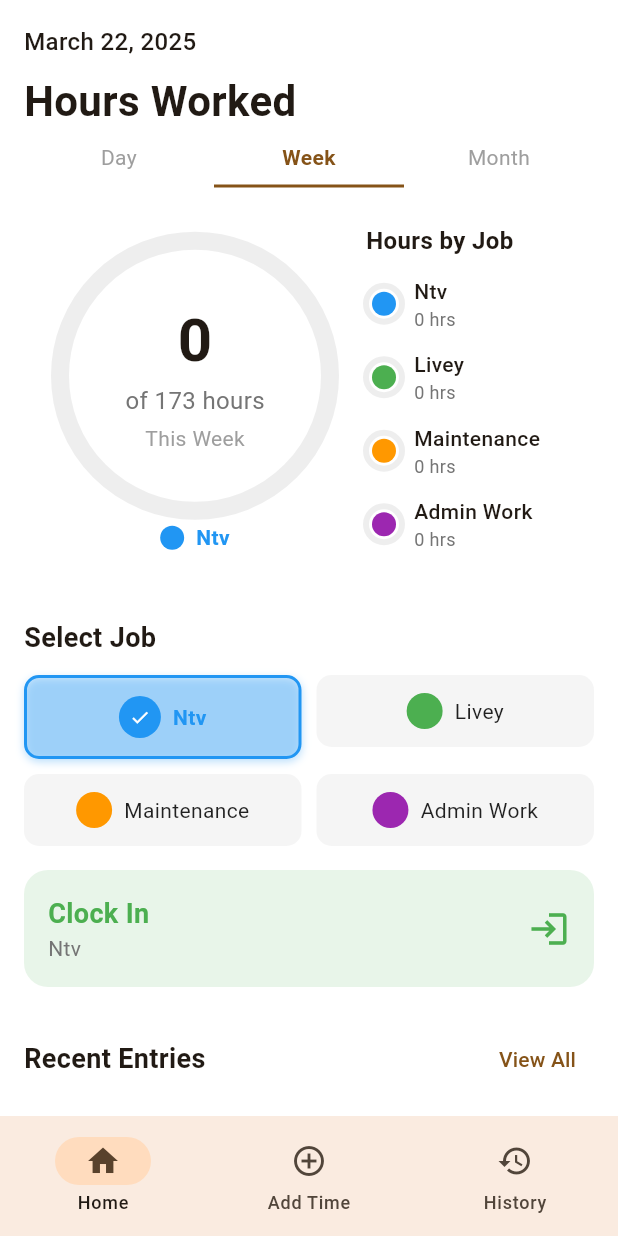
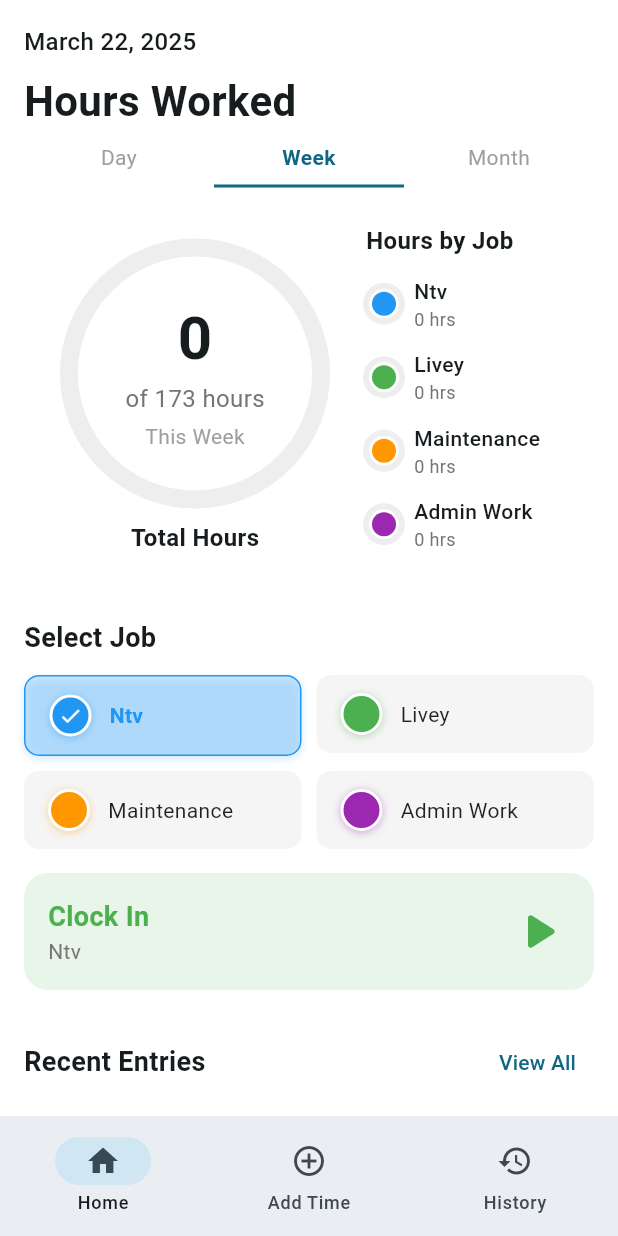
Before and after one commit to Joningvars/-vinnustund, a Flutter app: the screen it shows after launch, after a tap on "Week", on a phone screen of 412 x 824 dp. Run offline on Flutter 3.47's test engine with Material 3 defaults, Android fonts, the phone set to English and light mode, and no system bars; our stand-ins replace shared_preferences.

Commit message:
fix/total-hours-colors

```diff
--- a/lib/main.dart
+++ b/lib/main.dart
@@ -22,10 +22,11 @@ class MyApp extends StatelessWidget {
     return ChangeNotifierProvider(
       create: (_) => TimeClockProvider(),
       child: MaterialApp(
+        debugShowCheckedModeBanner: false,
         title: 'Time Clock',
         theme: ThemeData(
           colorScheme: ColorScheme.fromSeed(
-            seedColor: Colors.orange,
+            seedColor: Colors.blueGrey,
             brightness: Brightness.light,
           ),
           useMaterial3: true,
--- a/lib/screens/home_screen.dart
+++ b/lib/screens/home_screen.dart
@@ -78,30 +78,14 @@ class HomeScreen extends StatelessWidget {
 
               const SizedBox(height: 16),
 
-              // Clock in/out section with break button
-              Stack(
-                clipBehavior: Clip.none,
-                children: [
+              // Clock in/out section with integrated break button
               ClockButton(
                 isClockedIn: provider.isClockedIn,
+                isOnBreak: provider.isOnBreak,
                 selectedJob: provider.selectedJob,
                 onPressed:
-                        provider.isClockedIn
-                            ? provider.clockOut
-                            : provider.clockIn,
-                  ),
-
-                  // Break button (only visible when clocked in)
-                  if (provider.isClockedIn)
-                    Positioned(
-                      right: 0,
-                      bottom: -10,
-                      child: BreakButton(
-                        isOnBreak: provider.isOnBreak,
-                        onPressed: provider.toggleBreak,
-                      ),
-                    ),
-                ],
+                    provider.isClockedIn ? provider.clockOut : provider.clockIn,
+                onBreakPressed: provider.toggleBreak,
               ),
 
               const SizedBox(height: 24),
@@ -200,7 +184,7 @@ class HomeScreen extends StatelessWidget {
                     width: MediaQuery.of(context).size.width / 2 - 21,
                     padding: const EdgeInsets.symmetric(
                       vertical: 12,
-                      horizontal: 8,
+                      horizontal: 16,
                     ),
                     decoration: BoxDecoration(
                       color:
@@ -212,13 +196,13 @@ class HomeScreen extends StatelessWidget {
                       borderRadius: BorderRadius.circular(10),
                       border:
                           isSelected
-                              ? Border.all(color: job.color, width: 2)
+                              ? Border.all(color: job.color, width: 1)
                               : null,
                       boxShadow:
                           isSelected
                               ? [
                                 BoxShadow(
-                                  color: job.color.withOpacity(0.3),
+                                  color: job.color.withOpacity(0.2),
                                   blurRadius: 4,
                                   offset: const Offset(0, 2),
                                 ),
@@ -228,26 +212,34 @@ class HomeScreen extends StatelessWidget {
                     child: Opacity(
                       opacity: isDisabled && !isSelected ? 0.6 : 1.0,
                       child: Row(
-                        mainAxisAlignment: MainAxisAlignment.center,
                         children: [
-                          AnimatedContainer(
-                            duration: const Duration(milliseconds: 300),
-                            curve: Curves.easeInOut,
-                            child: CircleAvatar(
-                              backgroundColor: job.color,
-                              radius: isSelected ? 14 : 12,
+                          // Color circle with more space
+                          Container(
+                            width: 28,
+                            height: 28,
+                            decoration: BoxDecoration(
+                              color: job.color,
+                              shape: BoxShape.circle,
+                              border: Border.all(color: Colors.white, width: 2),
+                              boxShadow: [
+                                BoxShadow(
+                                  color: job.color.withOpacity(0.4),
+                                  blurRadius: 4,
+                                  offset: const Offset(0, 1),
+                                ),
+                              ],
+                            ),
                             child:
                                 isSelected
                                     ? const Icon(
                                       Icons.check,
                                       color: Colors.white,
-                                        size: 14,
+                                      size: 16,
                                     )
                                     : null,
                           ),
-                          ),
-                          const SizedBox(width: 8),
-                          Flexible(
+                          const SizedBox(width: 12),
+                          Expanded(
                             child: Text(
                               job.name,
                               style: TextStyle(
--- a/lib/widgets/clock/break_button.dart
+++ b/lib/widgets/clock/break_button.dart
@@ -15,27 +15,41 @@ class BreakButton extends StatelessWidget {
     return GestureDetector(
       onTap: onPressed,
       child: Container(
-        width: 60,
-        height: 60,
+        padding: const EdgeInsets.symmetric(horizontal: 16, vertical: 12),
         decoration: BoxDecoration(
-          color: isOnBreak ? Colors.amber : Colors.white,
-          shape: BoxShape.circle,
+          color: isOnBreak ? Colors.amber.shade100 : Colors.white,
+          borderRadius: BorderRadius.circular(12),
           border: Border.all(
-            color: isOnBreak ? Colors.amber.shade800 : Colors.amber,
-            width: 2,
+            color: isOnBreak ? Colors.amber : Colors.grey.shade300,
+            width: 1.5,
           ),
           boxShadow: [
             BoxShadow(
-              color: Colors.black.withOpacity(0.1),
+              color: Colors.black.withOpacity(0.05),
               blurRadius: 8,
               offset: const Offset(0, 2),
             ),
           ],
         ),
-        child: Icon(
-          isOnBreak ? Icons.play_arrow : Icons.pause,
-          color: isOnBreak ? Colors.white : Colors.amber,
-          size: 32,
+        child: Row(
+          mainAxisSize: MainAxisSize.min,
+          children: [
+            Icon(
+              isOnBreak ? Icons.pause_circle_filled : Icons.coffee,
+              color: isOnBreak ? Colors.amber.shade800 : Colors.amber.shade600,
+              size: 20,
+            ),
+            const SizedBox(width: 8),
+            Text(
+              isOnBreak ? 'End Break' : 'Take Break',
+              style: TextStyle(
+                color:
+                    isOnBreak ? Colors.amber.shade800 : Colors.amber.shade700,
+                fontWeight: FontWeight.w600,
+                fontSize: 14,
+              ),
+            ),
+          ],
         ),
       ),
     );
--- a/lib/widgets/clock/clock_button.dart
+++ b/lib/widgets/clock/clock_button.dart
@@ -5,14 +5,18 @@ import 'package:time_clock/providers/time_clock_provider.dart';
 
 class ClockButton extends StatelessWidget {
   final bool isClockedIn;
+  final bool isOnBreak;
   final Job? selectedJob;
   final VoidCallback onPressed;
+  final VoidCallback onBreakPressed;
 
   const ClockButton({
     super.key,
     required this.isClockedIn,
+    required this.isOnBreak,
     required this.selectedJob,
     required this.onPressed,
+    required this.onBreakPressed,
   });
 
   @override
@@ -30,7 +34,12 @@ class ClockButton extends StatelessWidget {
       child: Container(
         padding: const EdgeInsets.all(16),
         decoration: BoxDecoration(
-          color: isClockedIn ? Colors.red.shade50 : Colors.green.shade50,
+          color:
+              isClockedIn
+                  ? isOnBreak
+                      ? Colors.amber.shade50
+                      : Colors.red.shade50
+                  : Colors.green.shade50,
           borderRadius: BorderRadius.circular(16),
         ),
         child: Row(
@@ -40,11 +49,20 @@ class ClockButton extends StatelessWidget {
               crossAxisAlignment: CrossAxisAlignment.start,
               children: [
                 Text(
-                  isClockedIn ? 'Clock Out' : 'Clock In',
+                  isClockedIn
+                      ? isOnBreak
+                          ? 'On Break'
+                          : 'Clock Out'
+                      : 'Clock In',
                   style: TextStyle(
                     fontSize: 18,
                     fontWeight: FontWeight.bold,
-                    color: isClockedIn ? Colors.red : Colors.green,
+                    color:
+                        isClockedIn
+                            ? isOnBreak
+                                ? Colors.amber.shade700
+                                : Colors.red
+                            : Colors.green,
                   ),
                 ),
                 if (selectedJob != null)
@@ -54,10 +72,38 @@ class ClockButton extends StatelessWidget {
                   ),
               ],
             ),
-            Icon(
-              isClockedIn ? Icons.logout : Icons.login,
-              color: isClockedIn ? Colors.red : Colors.green,
-              size: 28,
+            Row(
+              children: [
+                // Break button (only visible when clocked in)
+                if (isClockedIn)
+                  GestureDetector(
+                    onTap: () {
+                      onBreakPressed();
+                    },
+                    child: Padding(
+                      padding: const EdgeInsets.only(right: 16),
+                      child: Icon(
+                        isOnBreak
+                            ? Icons.play_arrow_rounded
+                            : Icons.pause_rounded,
+                        color: isOnBreak ? Colors.amber.shade700 : Colors.red,
+                        size: 42,
+                      ),
+                    ),
+                  ),
+
+                // Main clock icon
+                Icon(
+                  isClockedIn ? Icons.stop_rounded : Icons.play_arrow_rounded,
+                  color:
+                      isClockedIn
+                          ? isOnBreak
+                              ? Colors.amber.shade700
+                              : Colors.red
+                          : Colors.green,
+                  size: 42,
+                ),
+              ],
             ),
           ],
         ),
--- a/lib/widgets/dashboard/hours_progress.dart
+++ b/lib/widgets/dashboard/hours_progress.dart
@@ -21,8 +21,21 @@ class HoursProgress extends StatelessWidget {
     final jobHours = provider.getHoursWorkedByJob();
     final totalHours = jobHours.values.fold(0, (sum, hours) => sum + hours);
 
-    // Ensure progress value is between 0.0 and 1.0
-    final mainProgress = (hoursWorked / targetHours).clamp(0.0, 1.0);
+    // For the main progress indicator, use total hours
+    final mainProgress = (totalHours / targetHours).clamp(0.0, 1.0);
+
+    // Create a list of jobs with their hours and percentages
+    final jobsWithPercentages =
+        provider.jobs.map((job) {
+          final hours = jobHours[job.id] ?? 0;
+          final percentage = totalHours > 0 ? hours / totalHours : 0.0;
+          return {'job': job, 'hours': hours, 'percentage': percentage};
+        }).toList();
+
+    // Sort jobs by hours (highest first)
+    jobsWithPercentages.sort(
+      (a, b) => (b['hours'] as int).compareTo(a['hours'] as int),
+    );
 
     return Row(
       crossAxisAlignment: CrossAxisAlignment.center,
@@ -38,20 +51,20 @@ class HoursProgress extends StatelessWidget {
                   SizedBox(
                     width: 180,
                     height: 180,
-                    child: CircularProgressIndicator(
-                      value: mainProgress,
-                      strokeWidth: 12,
-                      backgroundColor: Colors.grey.shade200,
-                      valueColor: AlwaysStoppedAnimation<Color>(
-                        provider.selectedJob?.color ?? Colors.blue,
+                    child: CustomPaint(
+                      painter: JobProgressPainter(
+                        progress: mainProgress,
+                        jobsWithPercentages: jobsWithPercentages,
+                        backgroundColor: Colors.grey.shade200,
                       ),
+                      child: Container(),
                     ),
                   ),
                   Column(
                     mainAxisSize: MainAxisSize.min,
                     children: [
                       Text(
-                        '$hoursWorked',
+                        '$totalHours',
                         style: const TextStyle(
                           fontSize: 40,
                           fontWeight: FontWeight.bold,
@@ -77,24 +90,10 @@ class HoursProgress extends StatelessWidget {
                 ],
               ),
               const SizedBox(height: 8),
-              if (provider.selectedJob != null)
-                Row(
-                  mainAxisAlignment: MainAxisAlignment.center,
-                  children: [
-                    CircleAvatar(
-                      backgroundColor: provider.selectedJob!.color,
-                      radius: 8,
-                    ),
-                    const SizedBox(width: 8),
-                    Text(
-                      provider.selectedJob!.name,
-                      style: TextStyle(
-                        fontWeight: FontWeight.bold,
-                        color: provider.selectedJob!.color,
-                      ),
-                    ),
-                  ],
-                ),
+              Text(
+                'Total Hours',
+                style: TextStyle(fontWeight: FontWeight.bold, fontSize: 16),
+              ),
             ],
           ),
         ),
@@ -110,11 +109,12 @@ class HoursProgress extends StatelessWidget {
                 style: TextStyle(fontSize: 16, fontWeight: FontWeight.bold),
               ),
               const SizedBox(height: 12),
-              ...provider.jobs.map((job) {
-                final hours = jobHours[job.id] ?? 0;
-                // Ensure percentage is between 0.0 and 1.0
-                final percentage =
-                    totalHours > 0 ? (hours / totalHours).clamp(0.0, 1.0) : 0.0;
+              ...jobsWithPercentages.map((jobData) {
+                final job = jobData['job'] as Job;
+                final hours = jobData['hours'] as int;
+
+                // Calculate progress relative to target hours instead of total hours
+                final progressValue = (hours / targetHours).clamp(0.0, 1.0);
 
                 return Padding(
                   padding: const EdgeInsets.only(bottom: 12),
@@ -127,7 +127,7 @@ class HoursProgress extends StatelessWidget {
                             width: 24,
                             height: 24,
                             child: CircularProgressIndicator(
-                              value: percentage,
+                              value: progressValue,
                               strokeWidth: 4,
                               backgroundColor: Colors.grey.shade200,
                               valueColor: AlwaysStoppedAnimation<Color>(
@@ -179,3 +179,66 @@ class HoursProgress extends StatelessWidget {
     );
   }
 }
+
+// Custom painter to draw the progress circle with job colors
+class JobProgressPainter extends CustomPainter {
+  final double progress;
+  final List<Map<String, dynamic>> jobsWithPercentages;
+  final Color backgroundColor;
+
+  JobProgressPainter({
+    required this.progress,
+    required this.jobsWithPercentages,
+    required this.backgroundColor,
+  });
+
+  @override
+  void paint(Canvas canvas, Size size) {
+    final center = Offset(size.width / 2, size.height / 2);
+    final radius = size.width / 2;
+    final strokeWidth = 12.0;
+    final innerRadius = radius - strokeWidth / 2;
+
+    // Draw background circle
+    final backgroundPaint =
+        Paint()
+          ..color = backgroundColor
+          ..style = PaintingStyle.stroke
+          ..strokeWidth = strokeWidth;
+
+    canvas.drawCircle(center, innerRadius, backgroundPaint);
+
+    // Draw colored segments for each job
+    double startAngle =
+        -90 * (3.14159 / 180); // Start from the top (in radians)
+
+    for (var jobData in jobsWithPercentages) {
+      final job = jobData['job'] as Job;
+      final percentage = jobData['percentage'] as double;
+
+      if (percentage > 0) {
+        final sweepAngle = 2 * 3.14159 * percentage * progress;
+
+        final paint =
+            Paint()
+              ..color = job.color
+              ..style = PaintingStyle.stroke
+              ..strokeWidth = strokeWidth
+              ..strokeCap = StrokeCap.butt;
+
+        canvas.drawArc(
+          Rect.fromCircle(center: center, radius: innerRadius),
+          startAngle,
+          sweepAngle,
+          false,
+          paint,
+        );
+
+        startAngle += sweepAngle;
+      }
+    }
+  }
+
+  @override
+  bool shouldRepaint(covariant CustomPainter oldDelegate) => true;
+}
```
Lines whose indentation alone changed are shown as unchanged.
